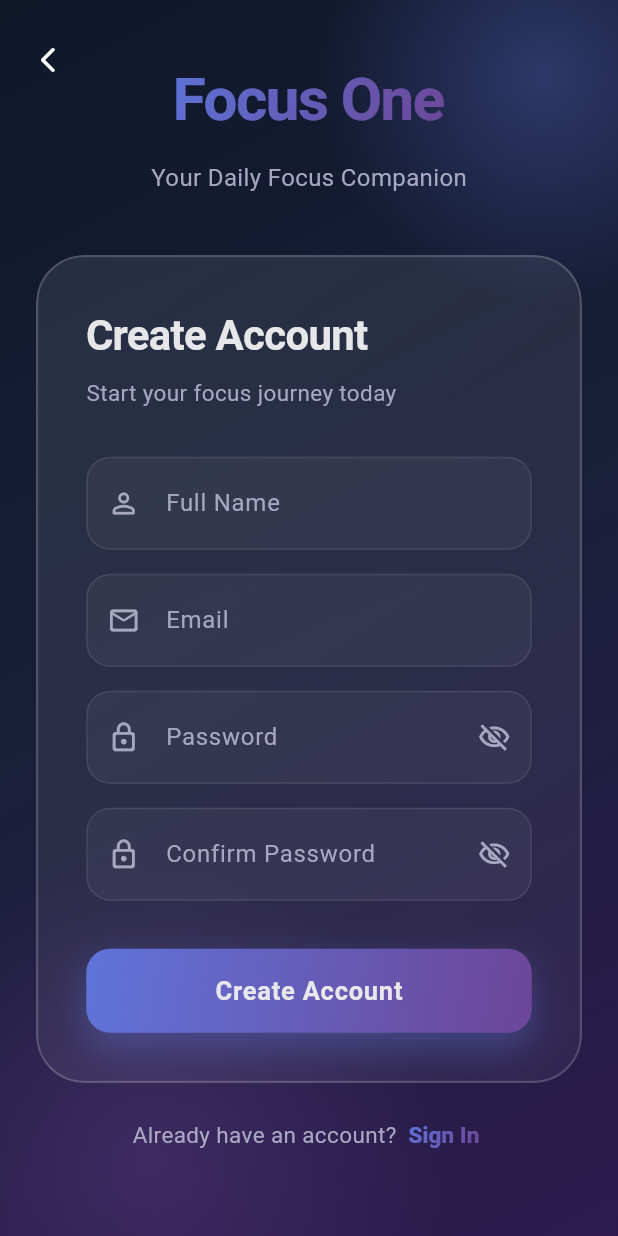
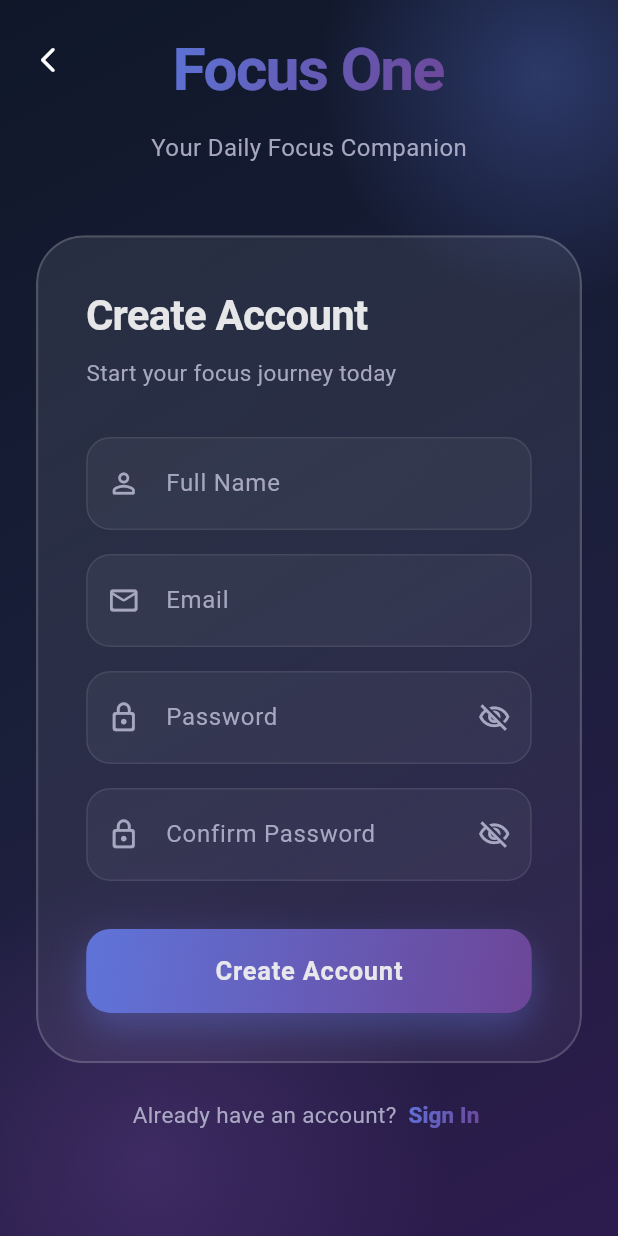
Before and after one commit to Tlemondy/FocusOne, a Flutter app: the screen it shows after launch, after a tap on "Sign Up", on a phone screen of 412 x 824 dp. Run offline on Flutter 3.47's test engine with Material 3 defaults, Android fonts, the phone set to English and light mode, and no system bars; our stand-ins replace cloud_firestore, firebase_auth, firebase_core, flutter_riverpod, go_router; accounts and stored records are empty.

```diff
--- a/lib/config/routes/router.dart
+++ b/lib/config/routes/router.dart
@@ -32,6 +32,7 @@ final goRouterProvider = Provider<GoRouter>((ref) {
         path: '/login',
         name: 'login',
         pageBuilder: (context, state) => CustomTransitionPage(
+          transitionDuration: Duration(milliseconds: 10),
           key: state.pageKey,
           child: const LoginPage(),
           transitionsBuilder: (context, animation, secondaryAnimation, child) {
@@ -43,6 +44,7 @@ final goRouterProvider = Provider<GoRouter>((ref) {
         path: '/register',
         name: 'register',
         pageBuilder: (context, state) => CustomTransitionPage(
+          transitionDuration: Duration(milliseconds: 10),
           key: state.pageKey,
           child: const RegisterPage(),
           transitionsBuilder: (context, animation, secondaryAnimation, child) {
--- a/lib/main.dart
+++ b/lib/main.dart
@@ -9,9 +9,7 @@ import 'firebase_options.dart';
 Future<void> main() async {
   WidgetsFlutterBinding.ensureInitialized();
 
-  await Firebase.initializeApp(
-    options: DefaultFirebaseOptions.currentPlatform,
-  );
+  await Firebase.initializeApp(options: DefaultFirebaseOptions.currentPlatform);
 
   FirebaseFirestore.instance.settings = const Settings(
     persistenceEnabled: true,
--- a/lib/pages/login/login_page.dart
+++ b/lib/pages/login/login_page.dart
@@ -57,23 +57,23 @@ class _LoginPageState extends ConsumerState<LoginPage> {
                 ),
               ),
             ),
-            Positioned(
-              bottom: -150,
-              left: -100,
-              child: Container(
-                width: 400,
-                height: 400,
-                decoration: BoxDecoration(
-                  shape: BoxShape.circle,
-                  gradient: RadialGradient(
-                    colors: [
-                      AppColors.secondary.withValues(alpha: 0.3),
-                      AppColors.secondary.withValues(alpha: 0),
-                    ],
-                  ),
-                ),
-              ),
-            ),
+            // Positioned(
+            //   bottom: -150,
+            //   left: -100,
+            //   child: Container(
+            //     width: 400,
+            //     height: 400,
+            //     decoration: BoxDecoration(
+            //       shape: BoxShape.circle,
+            //       gradient: RadialGradient(
+            //         colors: [
+            //           AppColors.secondary.withValues(alpha: 0.3),
+            //           AppColors.secondary.withValues(alpha: 0),
+            //         ],
+            //       ),
+            //     ),
+            //   ),
+            // ),
             SafeArea(
               child: FadeInAnimation(
                 child: CustomScrollView(
@@ -85,9 +85,9 @@ class _LoginPageState extends ConsumerState<LoginPage> {
                         padding: const EdgeInsets.symmetric(horizontal: 24),
                         child: Column(
                           children: [
-                            const SizedBox(height: 12),
+                            const SizedBox(height: 18),
                             _buildHeader(),
-                            const SizedBox(height: 40),
+                            const Spacer(flex: 2,),
                             _buildLoginForm(),
                             const SizedBox(height: 24),
                             _buildSignUpPrompt(),
--- a/lib/pages/register/register_page.dart
+++ b/lib/pages/register/register_page.dart
@@ -92,9 +92,9 @@ class _RegisterPageState extends ConsumerState<RegisterPage> {
                             padding: const EdgeInsets.symmetric(horizontal: 24),
                             child: Column(
                               children: [
-                                const Spacer(flex: 2),
+                                const SizedBox(height: 18),
                                 _buildHeader(),
-                                const SizedBox(height: 40),
+                                Spacer(flex: 2,),
                                 _buildRegisterForm(),
                                 const SizedBox(height: 24),
                                 _buildSignInPrompt(),
```
Also changed, not shown: 5 other files. Lines whose indentation alone changed are shown as unchanged.
